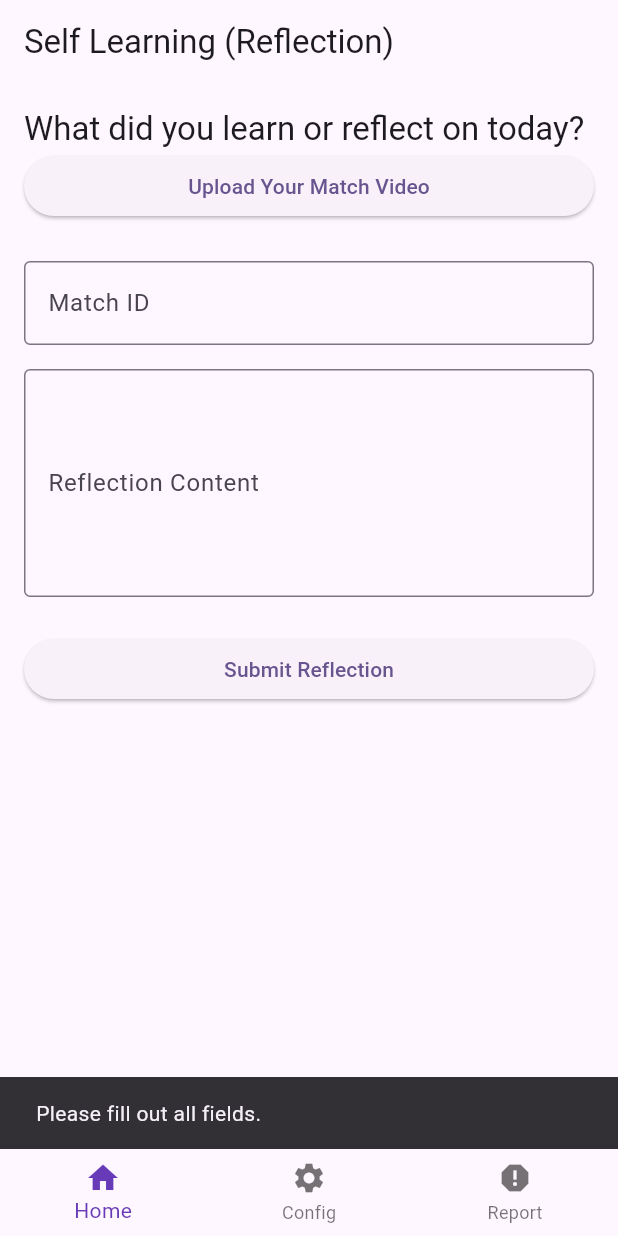
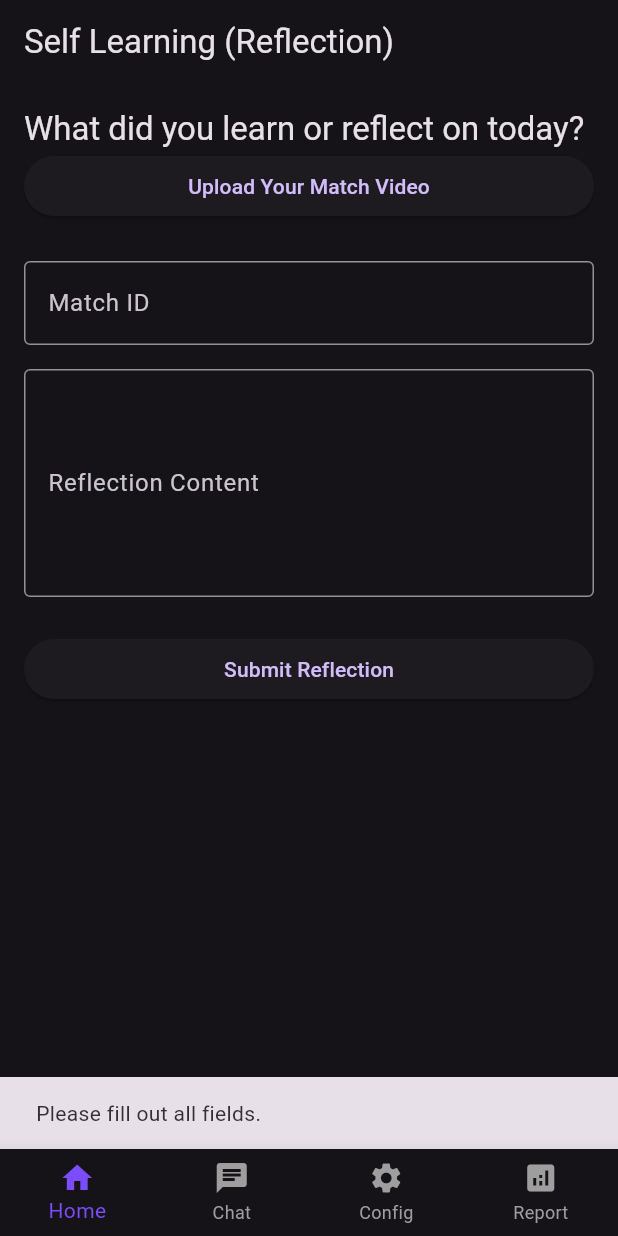
Before and after one commit to t1fakerfun/srl_lol, a Flutter app: the screen it shows after launch, after a tap on "Submit Reflection", on a phone screen of 412 x 824 dp. Run offline on Flutter 3.47's test engine with Material 3 defaults, Android fonts, the phone set to English and light mode, and no system bars; our stand-ins replace file_picker, flutter_chat_types, flutter_chat_ui, flutter_dotenv, flutter_riverpod, google_generative_ai and 3 more; accounts and stored records are empty; generated files the repository leaves out were written again.

Commit message:
会話機能の実装

```diff
--- a/lib/main.dart
+++ b/lib/main.dart
@@ -2,9 +2,18 @@ import 'package:flutter/material.dart';
 import 'screens/self_learning.dart';
 import 'screens/User_config.dart';
 import 'screens/report_db.dart';
+import 'screens/gemini_chat.dart';
+import 'package:flutter_riverpod/flutter_riverpod.dart';
+import 'package:flutter_dotenv/flutter_dotenv.dart';
 
-void main() {
-  runApp(const MyApp());
+void main() async {
+  WidgetsFlutterBinding.ensureInitialized();
+  try {
+    await dotenv.load(fileName: ".env");
+  } catch (e) {
+    debugPrint('Warning: Could not load .env file: $e');
+  }
+  runApp(const ProviderScope(child: MyApp()));
 }
 
 class MyApp extends StatelessWidget {
@@ -15,25 +24,30 @@ class MyApp extends StatelessWidget {
     return MaterialApp(
       title: 'SRL LoL',
       theme: ThemeData(
-        colorScheme: ColorScheme.fromSeed(seedColor: Colors.deepPurple),
+        colorScheme: ColorScheme.fromSeed(
+          seedColor: Colors.deepPurple,
+          brightness: Brightness.dark, // Keep a premium dark theme
+        ),
+        useMaterial3: true,
       ),
-      home:const BottomNavigation(),
+      home: const BottomNavigation(),
     );
   }
 }
 
-class BottomNavigation extends StatefulWidget{
+class BottomNavigation extends StatefulWidget {
   const BottomNavigation({super.key});
 
   @override
   State<BottomNavigation> createState() => _BottomNavigationState();
 }
 
-class _BottomNavigationState extends State<BottomNavigation>{
+class _BottomNavigationState extends State<BottomNavigation> {
   int _selectedIndex = 0;
 
   late final List<Widget> _widgetOptions = <Widget>[
     SelflearningWidget(),
+    const GeminiChatScreen(),
     User_configWidget(),
     Report_dbWidget(),
   ];
@@ -47,26 +61,18 @@ class _BottomNavigationState extends State<BottomNavigation>{
   @override
   Widget build(BuildContext context) {
     return Scaffold(
-      body: Center(
-        child: _widgetOptions.elementAt(_selectedIndex),
-      ),
+      body: Center(child: _widgetOptions.elementAt(_selectedIndex)),
       bottomNavigationBar: BottomNavigationBar(
         items: const <BottomNavigationBarItem>[
-          BottomNavigationBarItem(
-            icon: Icon(Icons.home),
-            label: 'Home',
-          ),
-          BottomNavigationBarItem(
-            icon: Icon(Icons.settings),
-            label: 'Config',
-          ),
-          BottomNavigationBarItem(
-            icon: Icon(Icons.report),
-            label: 'Report',
-          ),
+          BottomNavigationBarItem(icon: Icon(Icons.home), label: 'Home'),
+          BottomNavigationBarItem(icon: Icon(Icons.chat), label: 'Chat'),
+          BottomNavigationBarItem(icon: Icon(Icons.settings), label: 'Config'),
+          BottomNavigationBarItem(icon: Icon(Icons.analytics), label: 'Report'),
         ],
         currentIndex: _selectedIndex,
-        selectedItemColor: Colors.deepPurple,
+        selectedItemColor: Colors.deepPurpleAccent,
+        unselectedItemColor: Colors.grey,
+        type: BottomNavigationBarType.fixed,
         onTap: _onItemTapped,
       ),
     );
```
Also changed, not shown: lib/chat_controller.dart (added, +58 -0 lines), lib/screens/gemini_chat.dart (added, +71 -0 lines), lib/screens/self_learning.dart (+6 -6 lines), pubspec.yaml (+8 -1 lines), lib/chat_controller.g.dart (added), pubspec.lock, 5 other files.
